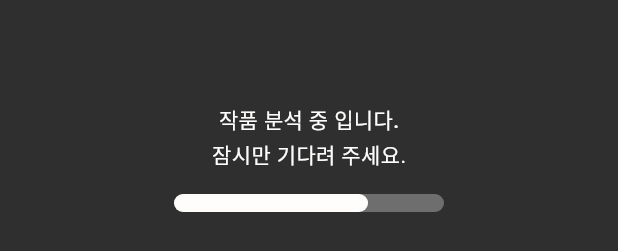
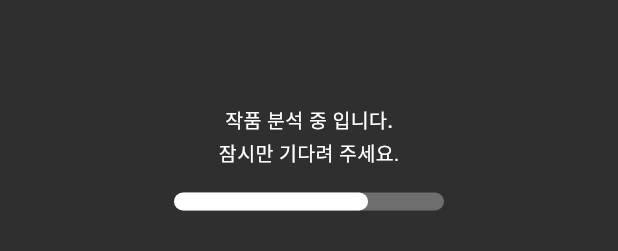
Before and after one commit to Comgongjineung/musai-f, a Flutter app: the SuccessDialog widget shown alone on an empty page, opened directly with empty values, on a phone screen of 412 x 824 dp. Shown: the part 460-711 px from the top of the screen. Run offline on Flutter 3.47's test engine with Material 3 defaults, Android fonts, the phone set to English and light mode, and no system bars; our stand-ins replace camera, image_picker; Roboto replaces fonts that are missing (Pretendard).

Commit message:
Fix: 작품 로딩화면 수정

```diff
--- a/lib/success_dialog.dart
+++ b/lib/success_dialog.dart
@@ -53,42 +53,45 @@ class _SuccessDialogState extends State<SuccessDialog> with SingleTickerProvider
                   const Text(
                     '작품 분석 중 입니다.',
                     style: TextStyle(
-                      color: Color(0xFFFEFDFC),
+                      fontSize: 13,
+                      color: Colors.white,
                       fontWeight: FontWeight.w500,
+                      decoration: TextDecoration.none,
                     ),
                   ),
                   const SizedBox(height: 2),
                   const Text(
                     '잠시만 기다려 주세요.',
                     style: TextStyle(
-                      color: Color(0xFFFEFDFC),
+                      fontSize: 13,
+                      color: Colors.white,
+                      decoration: TextDecoration.none,
                     ),
                   ),
                   const SizedBox(height: 16),
-                  SizedBox(
+                  Container(
                     width: 180,
                     height: 12,
-                    child: Stack(
-                      children: [
-                        Container(
                     decoration: BoxDecoration(
                       borderRadius: BorderRadius.circular(8),
                       color: Colors.white.withOpacity(0.3),
                     ),
-                        ),
-                        AnimatedBuilder(
+                    child: AnimatedBuilder(
                       animation: _animation,
                       builder: (context, child) {
-                            return Container(
-                              width: 180 * _animation.value,
+                        return Align(
+                          alignment: Alignment.centerLeft,
+                          child: FractionallySizedBox(
+                            widthFactor: _animation.value,
+                            child: Container(
                               decoration: BoxDecoration(
                                 borderRadius: BorderRadius.circular(8),
-                                color: Color(0xFFFEFDFC),
+                                color: Colors.white,
+                              ),
+                            ),
                           ),
                         );
                       },
-                        ),
-                      ],
                     ),
                   ),
                 ],
```
Also changed, not shown: lib/main.dart (+50 -156 lines). Lines whose indentation alone changed are shown as unchanged.
